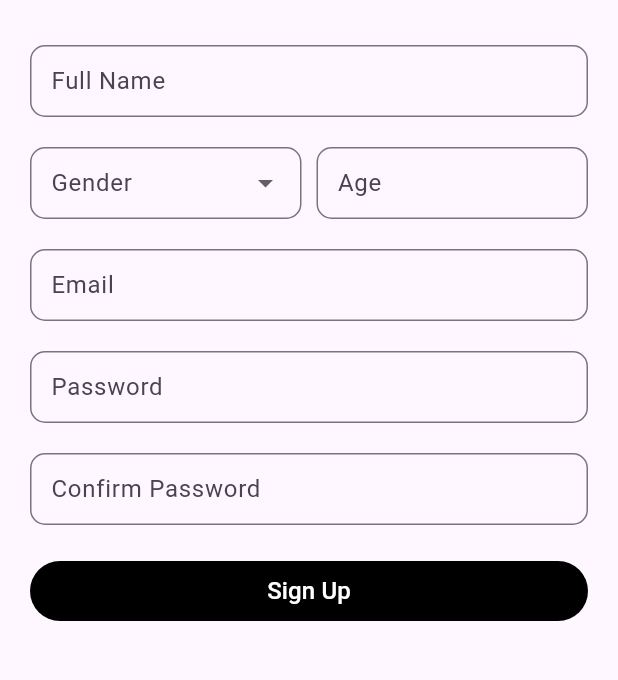
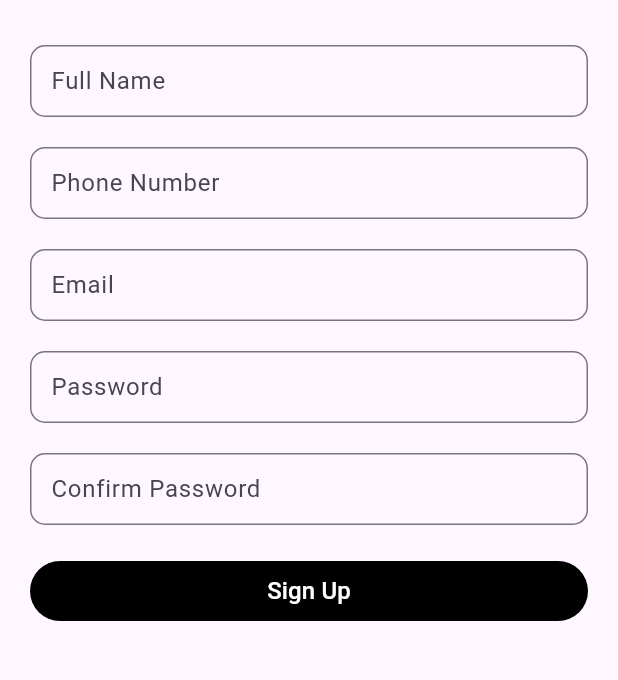
Before and after one commit to vinky0813/FYP_Project, a Flutter app: the SignUpForm screen opened directly with empty values, after a tap on "Sign Up", on a phone screen of 412 x 824 dp, the part 243-923 px from its top. Run offline on Flutter 3.47's test engine with Material 3 defaults, Android fonts, the phone set to English and light mode, and no system bars; our stand-ins replace carousel_slider, firebase_core, firebase_messaging, fl_chart, flutter_chat_types, flutter_chat_ui and 8 more; missing offline and left inert: flutter_pannable_rating_bar, location_picker_flutter_map; accounts and stored records are empty.

```diff
--- a/lib/main.dart
+++ b/lib/main.dart
@@ -47,7 +47,7 @@ void main() async {
 
   void setupLocalNotifications() {
     const AndroidInitializationSettings initializationSettingsAndroid =
-    AndroidInitializationSettings('app_icon');
+    AndroidInitializationSettings('@mipmap/ic_launcher');
     const InitializationSettings initializationSettings =
     InitializationSettings(android: initializationSettingsAndroid);
     flutterLocalNotificationsPlugin.initialize(initializationSettings);
--- a/lib/models/owner.dart
+++ b/lib/models/owner.dart
@@ -18,7 +18,7 @@ class Owner {
   factory Owner.fromJson(Map<String, dynamic> json) {
     return Owner(
       id: json["user_id"],
-      username: json["username"],
+      username: json["username"] ?? "no username",
       contact_no: json["contact_no"],
       profile_pic: json["profile_pic"] ?? "https://via.placeholder.com/150",
     );
--- a/lib/models/user.dart
+++ b/lib/models/user.dart
@@ -26,7 +26,7 @@ class User {
   factory User.fromJson(Map<String, dynamic> json) {
     return User(
       id: json["user_id"],
-      username: json["username"],
+      username: json["username"] ?? "no username",
       profilePic: json["profile_pic"] ?? "https://via.placeholder.com/150",
       contactDetails: json["contact_no"],
       sex: json["sex"],
--- a/lib/pages/sign_up_form.dart
+++ b/lib/pages/sign_up_form.dart
@@ -1,6 +1,9 @@
 import 'package:flutter/material.dart';
+import 'package:fyp_project/pages/home.dart';
+import 'package:fyp_project/pages/owner_home.dart';
 import 'package:get/get.dart';
 import 'package:supabase_flutter/supabase_flutter.dart';
+import 'dart:developer' as developer;
 
 class SignUpForm extends StatefulWidget {
 
@@ -15,8 +18,8 @@ class SignUpForm extends StatefulWidget {
 class _SignUpFormState extends State<SignUpForm> {
   final TextEditingController fullNameController = TextEditingController();
   final TextEditingController genderController = TextEditingController();
-  final TextEditingController ageController = TextEditingController();
-  final TextEditingController studentIdController = TextEditingController();
+  final TextEditingController nationalityController = TextEditingController();
+  final TextEditingController contactNumberController = TextEditingController();
   final TextEditingController emailController = TextEditingController();
   final TextEditingController passwordController = TextEditingController();
   final TextEditingController confirmPasswordController = TextEditingController();
@@ -24,8 +27,8 @@ class _SignUpFormState extends State<SignUpForm> {
   Future<void> _signUp(String userType) async {
     final String fullName = fullNameController.text;
     final String gender = genderController.text;
-    final String age = ageController.text;
-    final String studentId = studentIdController.text;
+    final String nationality = nationalityController.text;
+    final String contactNo = contactNumberController.text;
     final String email = emailController.text;
     final String password = passwordController.text;
     final String confirmPassword = confirmPasswordController.text;
@@ -35,12 +38,12 @@ class _SignUpFormState extends State<SignUpForm> {
       return;
     }
 
-    if (email.isEmpty || password.isEmpty || fullName.isEmpty || age.isEmpty || gender.isEmpty) {
+    if (email.isEmpty || password.isEmpty || fullName.isEmpty || nationality.isEmpty || gender.isEmpty) {
       Get.snackbar("Error", "Please fill in all required fields");
       return;
     }
 
-    if (userType == "renter" && studentId.isEmpty) {
+    if (userType == "renter" && contactNo.isEmpty) {
       Get.snackbar("Error", "Please fill in all required fields");
       return;
     }
@@ -57,7 +60,6 @@ class _SignUpFormState extends State<SignUpForm> {
         Get.snackbar("Error", "Something went wrong. Please try again");
         return;
       }
-
       await Supabase.instance.client
           .from('profiles')
           .upsert({
@@ -66,12 +68,36 @@ class _SignUpFormState extends State<SignUpForm> {
         'full_name': fullName,
       });
 
+      developer.log("user type: $userType");
+
+      if (userType == "renter") {
+        await Supabase.instance.client
+            .from('Renters')
+            .insert({
+          'user_id': user.id,
+          'name': fullName,
+          'contact_no': contactNo,
+          'sex': gender,
+          'nationality': nationality,
+          'isAccommodating': false,
+        });
+        Get.offAll(HomePage());
+      } else if (userType == "owner") {
+        await Supabase.instance.client
+            .from('Owners')
+            .insert({
+          'user_id': user.id,
+          'name': fullName,
+          'contact_no': contactNo,
+        });
+        Get.offAll(DashboardOwner());
+      }
+
       Get.snackbar("Success", "Sign up successful!");
     } catch (e) {
       Get.snackbar("Error", "An error occurred during sign up");
-      print('Exception: $e');
+      developer.log('Exception: $e');
     }
-    Get.back();
   }
 
 
@@ -162,24 +188,30 @@ class _SignUpFormState extends State<SignUpForm> {
                 ),
                 SizedBox(width: 10,),
                 Expanded(
-                    child: TextField(
-                      controller: ageController,
+                  child: DropdownButtonFormField<String>(
                     decoration: InputDecoration(
-                        labelText: "Age",
                       border: OutlineInputBorder(
                         borderRadius: BorderRadius.circular(10),
                       ),
+                      labelText: "Nationality",
                       contentPadding: EdgeInsets.symmetric(horizontal: 10),
                     ),
-                      keyboardType: TextInputType.number,
-                    ),)
+                    items: const [
+                      DropdownMenuItem(value: "malaysian", child: Text("Malaysian")),
+                      DropdownMenuItem(value: "non malaysian", child: Text("Non-Malaysian")),
+                    ],
+                    onChanged: (nationality) {
+                      nationalityController.text = nationality!;
+                    },
+                  ),
+                ),
               ],
             ),
             SizedBox(height: 20,),
             TextField(
-              controller: studentIdController,
+              controller: contactNumberController,
               decoration: InputDecoration(
-                labelText: "Student ID",
+                labelText: "Phone Number",
                 border: OutlineInputBorder(
                   borderRadius: BorderRadius.circular(10),
                 ),
@@ -210,6 +242,7 @@ class _SignUpFormState extends State<SignUpForm> {
                 contentPadding: EdgeInsets.symmetric(horizontal: 10),
               ),
               keyboardType: TextInputType.visiblePassword,
+              obscureText: true,
             ),
             SizedBox(height: 20,),
             TextField(
@@ -222,6 +255,7 @@ class _SignUpFormState extends State<SignUpForm> {
                 contentPadding: EdgeInsets.symmetric(horizontal: 10),
               ),
               keyboardType: TextInputType.visiblePassword,
+              obscureText: true,
             ),
             SizedBox(height: 20,),
             TextButton(
@@ -259,41 +293,17 @@ class _SignUpFormState extends State<SignUpForm> {
               ),
               keyboardType: TextInputType.text,
             ),
-            SizedBox(height: 20),
-            Row(
-              children: [
-                Expanded(
-                  child: DropdownButtonFormField<String>(
+            SizedBox(height: 20,),
+            TextField(
+              controller: contactNumberController,
               decoration: InputDecoration(
-                      border: OutlineInputBorder(
-                        borderRadius: BorderRadius.circular(10),
-                      ),
-                      labelText: "Gender",
-                      contentPadding: EdgeInsets.symmetric(horizontal: 10),
-                    ),
-                    items: const [
-                      DropdownMenuItem(value: "male", child: Text("Male")),
-                      DropdownMenuItem(value: "female", child: Text("Female")),
-                    ],
-                    onChanged: (gender) {
-                      genderController.text=gender!;
-                    },
-                  ),
-                ),
-                SizedBox(width: 10,),
-                Expanded(
-                  child: TextField(
-                    controller: ageController,
-                    decoration: InputDecoration(
-                      labelText: "Age",
+                labelText: "Phone Number",
                 border: OutlineInputBorder(
                   borderRadius: BorderRadius.circular(10),
                 ),
                 contentPadding: EdgeInsets.symmetric(horizontal: 10),
               ),
-                    keyboardType: TextInputType.number,
-                  ),)
-              ],
+              keyboardType: TextInputType.text,
             ),
             SizedBox(height: 20,),
             TextField(
@@ -318,6 +328,7 @@ class _SignUpFormState extends State<SignUpForm> {
                 contentPadding: EdgeInsets.symmetric(horizontal: 10),
               ),
               keyboardType: TextInputType.visiblePassword,
+              obscureText: true,
             ),
             SizedBox(height: 20,),
             TextField(
@@ -330,6 +341,7 @@ class _SignUpFormState extends State<SignUpForm> {
                 contentPadding: EdgeInsets.symmetric(horizontal: 10),
               ),
               keyboardType: TextInputType.visiblePassword,
+              obscureText: true,
             ),
             SizedBox(height: 20,),
             TextButton(
--- a/lib/pages/splash_page.dart
+++ b/lib/pages/splash_page.dart
@@ -4,6 +4,7 @@ import 'package:fyp_project/pages/login.dart';
 import 'package:fyp_project/pages/owner_home.dart';
 import 'package:get/get.dart';
 import 'package:supabase_flutter/supabase_flutter.dart';
+import 'dart:developer' as developer;
 
 class SplashPage extends StatefulWidget {
   const SplashPage({super.key});
@@ -26,11 +27,16 @@ class _SplashPageState extends State<SplashPage> {
 
     if (session != null) {
       final user = session.user;
+      developer.log("user id: ${user.id}");
+
+      try {
         final response = await Supabase.instance.client
             .from('profiles')
             .select('user_type')
             .eq('id', user.id)
             .single();
+
+        developer.log("response: ${response.toString()}");
 
         if (response.isNotEmpty) {
           final userType = response["user_type"] as String;
@@ -40,6 +46,10 @@ class _SplashPageState extends State<SplashPage> {
           if (userType == "owner") {
             Get.offAll(() => const DashboardOwner());
           }
+        }
+      } catch (e) {
+        developer.log("Error fetching user type: $e");
+        Get.offAll(() => const Login());
       }
         } else {
       Get.offAll(() => const Login());
```
Lines whose indentation alone changed are shown as unchanged.
